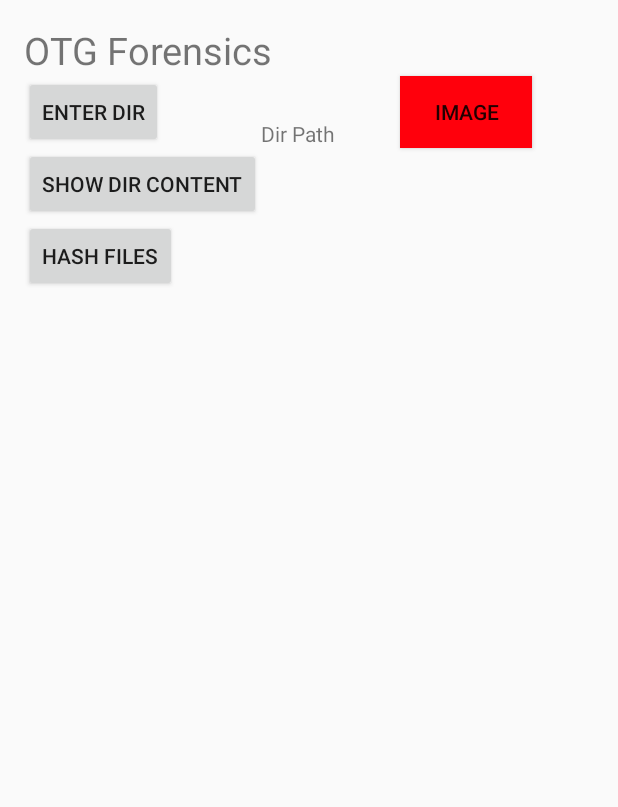
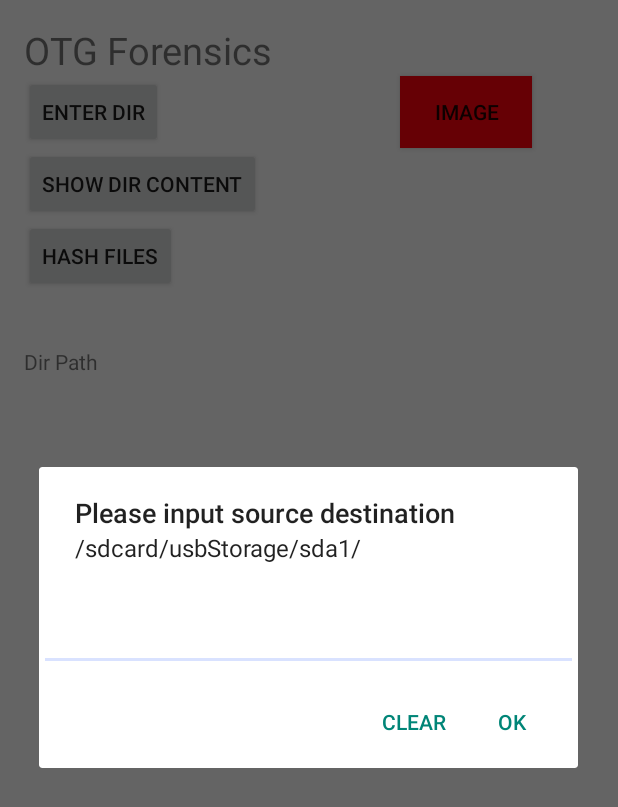
Before and after one commit to MorganTAtkins/OTGForensics, an Android app: the screen it shows after launch (MainActivity), after a tap on "ENTER DIR", on a phone screen of 412 x 824 dp. Shown: the top 807 px of the screen. Run offline under Robolectric (Android 15) with nearby library versions, the phone set to English and light mode, and no system bars.

```diff
--- a/MyApplication/app/src/main/java/com/dissertation/otgforensics/myapplication/MainActivity.java
+++ b/MyApplication/app/src/main/java/com/dissertation/otgforensics/myapplication/MainActivity.java
@@ -65,13 +65,12 @@ private Button dirContent;
 private Button dirSelector;
 
 public  String customDir;
-public  String MntDir;
+public  String MntDir = "/sdcard/usbStorage/sda1/";
 public  String filePath = "/storage/emulated/0/dest/";
 
 
 
-    ArrayList<String> listItems=new ArrayList<String>();
-    ArrayAdapter<String> adapter;
+
     /* Checks if external storage is available to at least read */
     public boolean isExternalStorageReadable() {
         String state = Environment.getExternalStorageState();
@@ -80,13 +79,13 @@ public  String filePath = "/storage/emulated/0/dest/";
 
             Button ImgBtn = (Button) findViewById(R.id.ImagingBtn);
             ImgBtn.setBackgroundColor(Color.GREEN);
-            MntDir = Environment.getExternalStorageDirectory().getAbsolutePath();
+            //MntDir = Environment.getExternalStorageDirectory().getAbsolutePath();
             System.out.println("state = "+MntDir);
 
             //declaration of the text view and linking it the Trgtdir variable
             TextView TrgtDir = (TextView)findViewById(R.id.TrgtDir);
             //outputs the dir the text field
-            TrgtDir.setText("Directory: " + MntDir);
+            TrgtDir.setText("Source Directory: " + MntDir);
 
             imagingBtn.setEnabled(false);
             return true;
@@ -114,23 +113,7 @@ public  String filePath = "/storage/emulated/0/dest/";
 
 
 }
-    final Handler mHandler = new Handler(){
 
-        public void handleMessage(Message msg) {
-            Bundle b;
-            if(msg.what==1){
-
-                b=msg.getData();
-
-                //log the data received
-                Log.d("data key 1", String.valueOf(b.getInt("k1")));
-                Log.d("data key 2", String.valueOf(b.getInt("k2")));
-                Log.d("data key 3", String.valueOf(b.getInt("k3")));
-
-            }
-            super.handleMessage(msg);
-        }
-    };
  public void addListenerOnButton() {
 
      dirSelector = (Button) findViewById(R.id.dirSelector);
--- a/MyApplication/app/src/main/res/layout/activity_main.xml
+++ b/MyApplication/app/src/main/res/layout/activity_main.xml
@@ -70,15 +70,16 @@
         android:layout_height="wrap_content"
         android:text="Dir Path"
         android:id="@+id/TrgtDir"
-        android:layout_above="@+id/dirContent"
-        android:layout_toEndOf="@+id/dirContent" />
+        android:layout_alignBaseline="@+id/SHA1HashOutput"
+        android:layout_alignBottom="@+id/SHA1HashOutput"
+        android:layout_alignParentStart="true" />
 
     <ListView
         android:layout_width="wrap_content"
         android:layout_height="wrap_content"
         android:id="@+id/arrayOutputList"
         android:choiceMode="singleChoice"
-        android:layout_below="@+id/md5hashOutput" />
+        android:layout_alignTop="@+id/SHA256HashOutput" />
 
     <Button
         android:layout_width="wrap_content"
```
Also changed, not shown: MyApplication/app/src/main/java/com/dissertation/otgforensics/myapplication/copyFile.java (+24 -6 lines).
